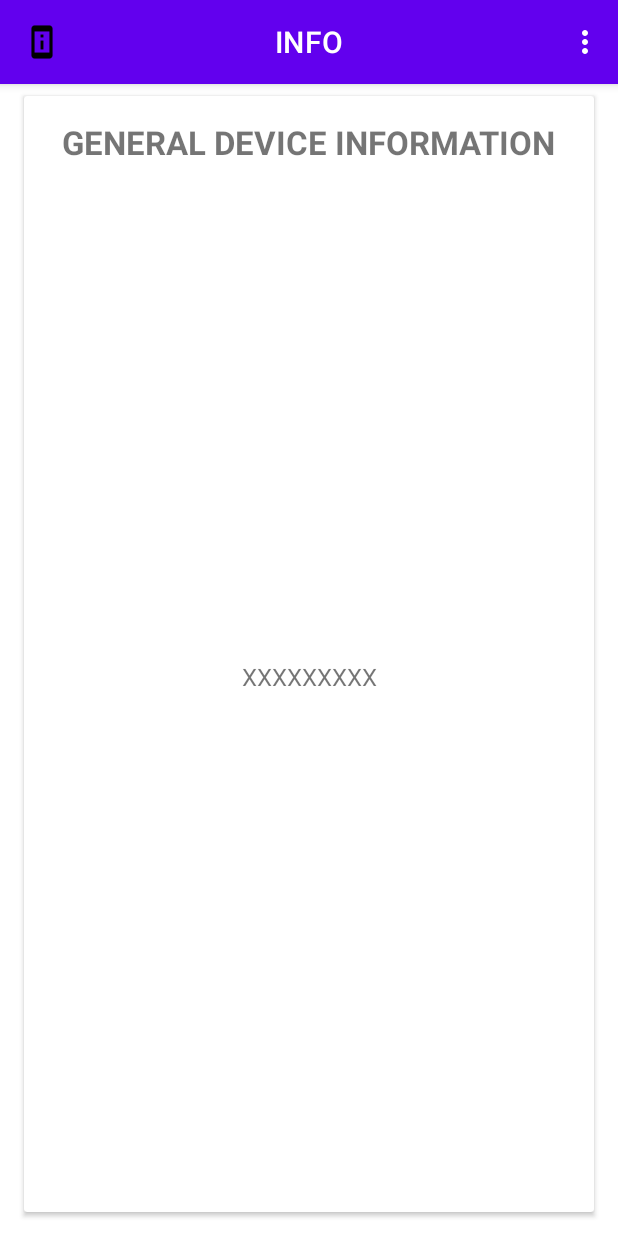
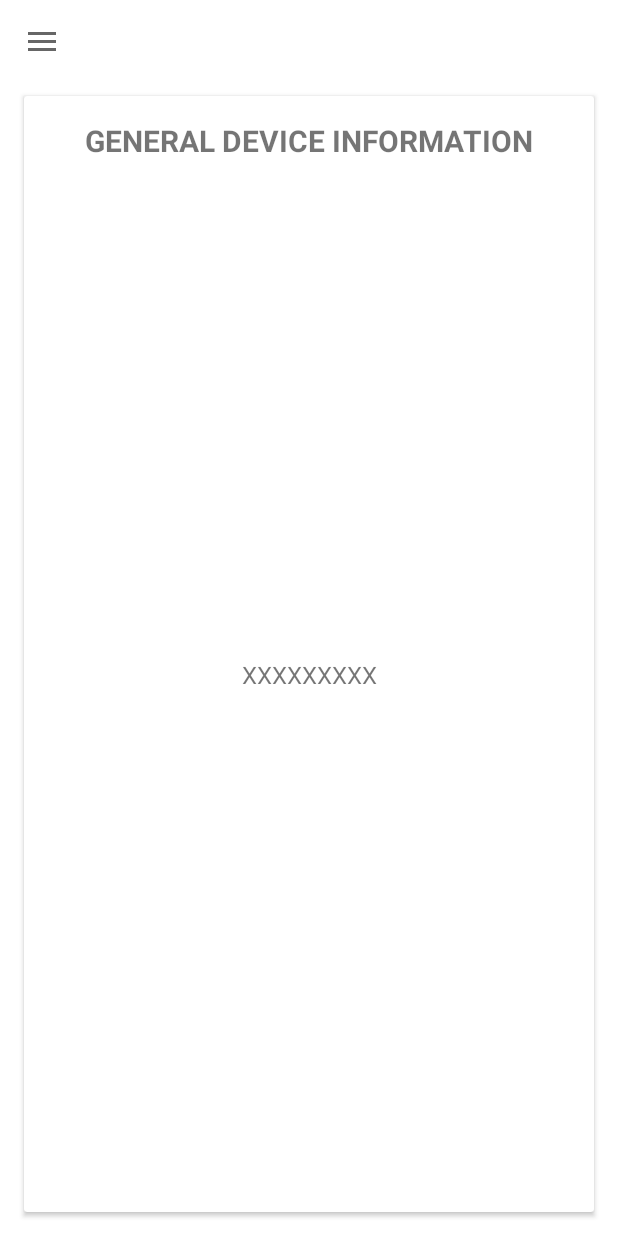
Before and after one commit to SekNetApp/SekNet, an Android app: the fragment FragmentInfo placed in its activity, on a phone screen of 412 x 824 dp. Run offline under Robolectric (Android 15) with nearby library versions, the phone set to English and light mode, and no system bars.

Commit message:
Fixing UI, navigation tweaks

```diff
--- a/app/src/main/java/com/example/seknet/FragmentInfo.kt
+++ b/app/src/main/java/com/example/seknet/FragmentInfo.kt
@@ -1,12 +1,36 @@
 package com.example.seknet
 
+import android.annotation.SuppressLint
+import android.os.Build
 import android.os.Bundle
 import android.view.View
 import androidx.fragment.app.Fragment
+import com.example.seknet.databinding.FragmentInfoBinding
 
 class FragmentInfo : Fragment(R.layout.fragment_info) {
+
+    private lateinit var binding: FragmentInfoBinding
     override fun onViewCreated(view: View, savedInstanceState: Bundle?) {
-        /*val someInt = requireArguments().getInt("some_int")*/
+        binding = FragmentInfoBinding.inflate(layoutInflater)
+        binding.infoDeviceNameValue.text = getSystemDetail()
 
     }
+
+    @SuppressLint("HardwareIds")
+    private fun getSystemDetail(): String {
+        return  "Brand: ${Build.BRAND} \n" +
+                "Model: ${Build.MODEL} \n" +
+                "ID: ${Build.ID} \n" +
+                "SDK: ${Build.VERSION.SDK_INT} \n" +
+                "Manufacture: ${Build.MANUFACTURER} \n" +
+                "Brand: ${Build.BRAND} \n" +
+                "User: ${Build.USER} \n" +
+                "Type: ${Build.TYPE} \n" +
+                "Base: ${Build.VERSION_CODES.BASE} \n" +
+                "Incremental: ${Build.VERSION.INCREMENTAL} \n" +
+                "Board: ${Build.BOARD} \n" +
+                "Host: ${Build.HOST} \n" +
+                "FingerPrint: ${Build.FINGERPRINT} \n" +
+                "Version Code: ${Build.VERSION.RELEASE}"
+    }
 }
--- a/app/src/main/java/com/example/seknet/MainActivity.kt
+++ b/app/src/main/java/com/example/seknet/MainActivity.kt
@@ -38,7 +38,6 @@ class MainActivity : AppCompatActivity() {
         binding.navigationView.setNavigationItemSelectedListener {
             when (it.itemId) {
                 R.id.item_menu_home -> {
-                    Toast.makeText(this@MainActivity, "item_menu_init", Toast.LENGTH_SHORT).show()
                     supportFragmentManager.commit {
                         setReorderingAllowed(true)
                         replace<FragmentHome>(R.id.fragmentContainer)
@@ -46,7 +45,6 @@ class MainActivity : AppCompatActivity() {
                     }
                 }
                 R.id.item_menu_info -> {
-                    Toast.makeText(this@MainActivity, "item_menu_info", Toast.LENGTH_SHORT).show()
                     supportFragmentManager.commit {
                         setReorderingAllowed(true)
                         replace<FragmentInfo>(R.id.fragmentContainer)
@@ -54,7 +52,6 @@ class MainActivity : AppCompatActivity() {
                     }
                 }
                 R.id.item_menu_portscan -> {
-                    Toast.makeText(this@MainActivity, "item_menu_portscan", Toast.LENGTH_SHORT).show()
                     supportFragmentManager.commit {
                         setReorderingAllowed(true)
                         replace<FragmentPortscan>(R.id.fragmentContainer)
@@ -62,7 +59,6 @@ class MainActivity : AppCompatActivity() {
                     }
                 }
                 R.id.item_menu_overview -> {
-                    Toast.makeText(this@MainActivity, "item_menu_overview", Toast.LENGTH_SHORT).show()
                     supportFragmentManager.commit {
                         setReorderingAllowed(true)
                         replace<FragmentAnalisis>(R.id.fragmentContainer)
@@ -70,7 +66,6 @@ class MainActivity : AppCompatActivity() {
                     }
                 }
                 R.id.item_menu_speedtest -> {
-                    Toast.makeText(this@MainActivity, "third Item Clicked", Toast.LENGTH_SHORT).show()
                     supportFragmentManager.commit {
                         setReorderingAllowed(true)
                         replace<FragmentSpeedtest>(R.id.fragmentContainer)
--- a/app/src/main/res/layout/activity_main.xml
+++ b/app/src/main/res/layout/activity_main.xml
@@ -13,16 +13,10 @@
     android:fitsSystemWindows="true"
     tools:openDrawer="start">
 
-    <LinearLayout
-        android:layout_width="match_parent"
-        android:layout_height="match_parent"
-        android:orientation="vertical">
-
     <com.google.android.material.appbar.MaterialToolbar
         android:id="@+id/toolbar"
         android:layout_width="match_parent"
         android:layout_height="?attr/actionBarSize" />
-    </LinearLayout>
 
     <androidx.fragment.app.FragmentContainerView
         android:id="@+id/fragmentContainer"
--- a/app/src/main/res/layout/fragment_info.xml
+++ b/app/src/main/res/layout/fragment_info.xml
@@ -4,23 +4,6 @@
     xmlns:android="http://schemas.android.com/apk/res/android"
     android:layout_width="match_parent"
     android:layout_height="match_parent">
-
-    <com.google.android.material.appbar.AppBarLayout
-        android:layout_width="match_parent"
-        android:layout_height="wrap_content">
-
-    <com.google.android.material.appbar.MaterialToolbar
-        android:id="@+id/topAppBar"
-        android:layout_width="match_parent"
-        android:layout_height="?attr/actionBarSize"
-        app:title="INFO"
-        app:titleCentered="true"
-        app:menu="@menu/lateral_menu_navigation_drawer"
-        app:navigationIcon="@drawable/icon_device_information_24"
-        style="@style/Widget.MaterialComponents.Toolbar.Primary"
-        />
-
-    </com.google.android.material.appbar.AppBarLayout>
 
     <androidx.cardview.widget.CardView
         android:layout_width="match_parent"
@@ -42,7 +25,7 @@
             <TextView
                 android:id="@+id/infoDeviceNameLabel"
                 android:text="GENERAL DEVICE INFORMATION"
-                android:textSize="22sp"
+                android:textSize="20sp"
                 android:textStyle="bold"
                 android:layout_width="wrap_content"
                 android:layout_height="wrap_content"
--- a/app/src/main/res/menu/lateral_menu_navigation_drawer.xml
+++ b/app/src/main/res/menu/lateral_menu_navigation_drawer.xml
@@ -6,7 +6,8 @@
         <item
             android:id="@+id/item_menu_home"
             android:icon="@drawable/icon_home_24"
-            android:title="@string/item_menu_init" />
+            android:title="@string/item_menu_init"
+            />
 
         <item
             android:id="@+id/item_menu_info"
--- a/app/src/main/res/values/themes.xml
+++ b/app/src/main/res/values/themes.xml
@@ -1,9 +1,9 @@
 <resources xmlns:tools="http://schemas.android.com/tools">
   <!-- Base application theme. -->
-  <style name="Theme.SekNet" parent="Theme.MaterialComponents.Light">
+  <style name="Theme.SekNet" parent="Theme.MaterialComponents.Light.DarkActionBar">
       <!-- Primary brand color. -->
-      <item name="colorPrimary">@color/purple_500</item>
-      <item name="colorPrimaryVariant">@color/purple_700</item>
+      <item name="colorPrimary">@color/light_red</item>
+      <item name="colorPrimaryVariant">@color/light_smooth_red</item>
       <item name="colorOnPrimary">@color/white</item>
       <!-- Secondary brand color. -->
       <item name="colorSecondary">@color/teal_200</item>
```
Also changed, not shown: app/src/main/java/com/example/seknet/FragmentPortscan.kt (+4 -5 lines), app/src/main/res/layout/fragment_analisis.xml (+0 -17 lines), app/src/main/res/layout/fragment_portscan.xml (+1 -18 lines), app/src/main/res/layout/fragment_speedtest.xml (+0 -18 lines).
